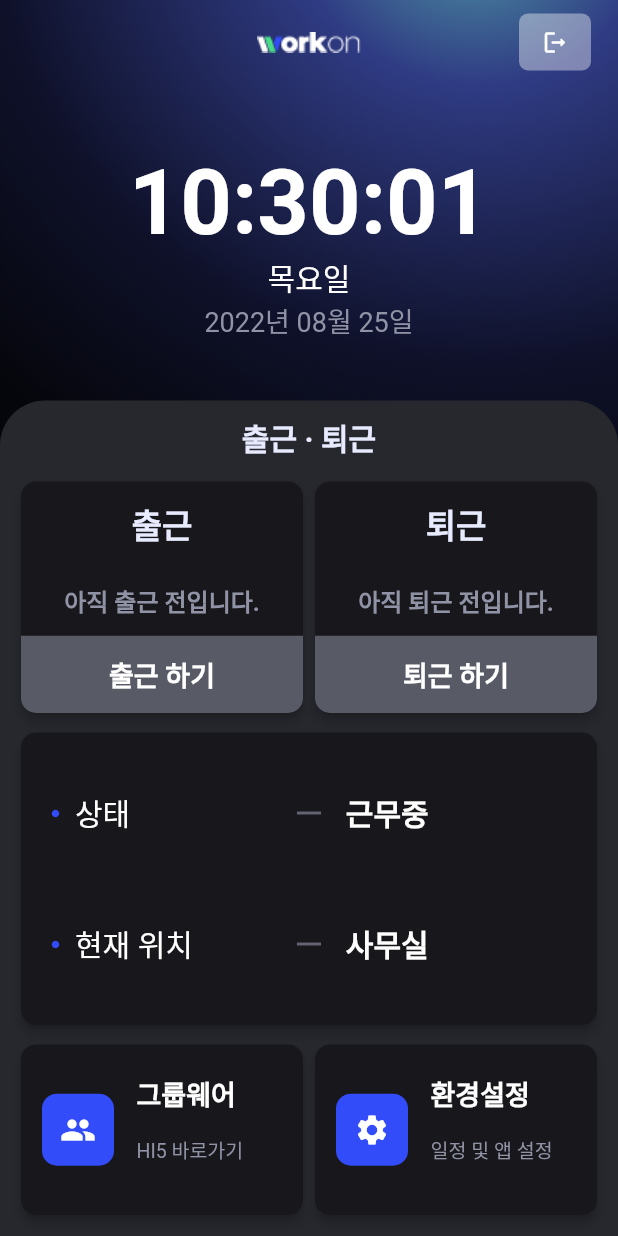
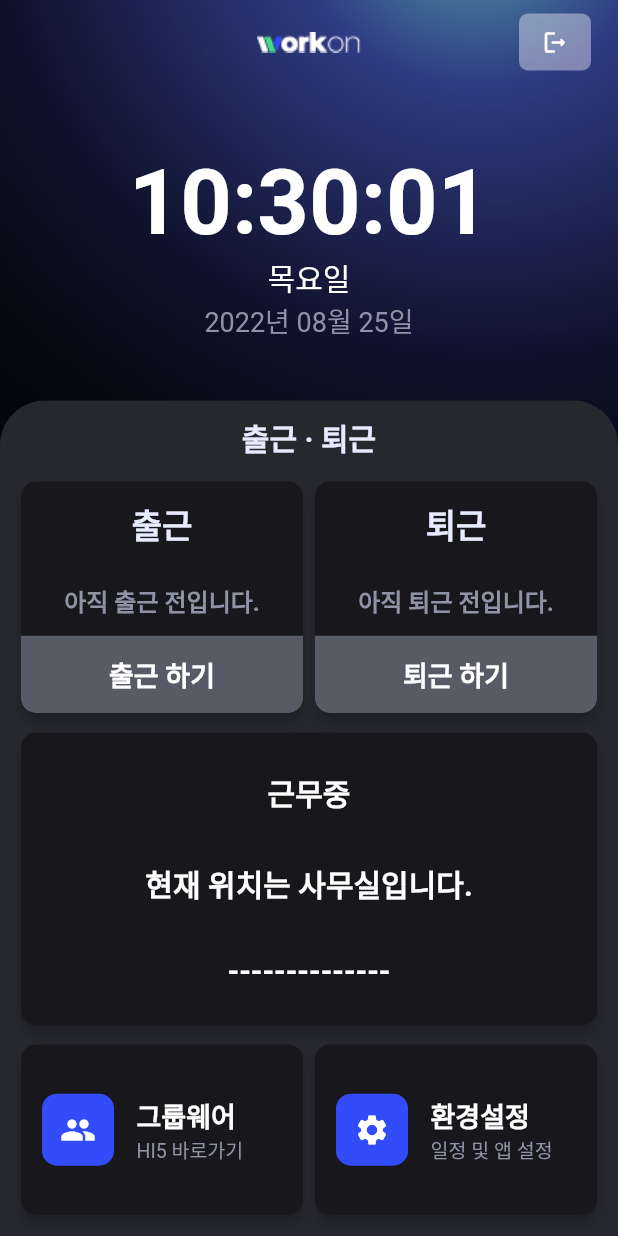
Before and after one commit to wooyoungkwak/flutter-teragate-V2, a Flutter app: the Dashboard screen opened directly, on a phone screen of 412 x 824 dp. Run offline on Flutter 3.47's test engine with Material 2 defaults, Android fonts, the light colour scheme and no system bars; our stand-ins replace connectivity_plus, flutter_local_notifications, flutter_secure_storage, fluttertoast, get, permission_handler and 1 more; missing offline and left inert: app_settings, beacons_plugin, bottom_picker, flutter_inappwebview, move_to_background, network_info_plus; accounts and stored records are empty.

Commit message:
State UI 수정 및 CardButton GestureDector 추가

```diff
--- a/lib/states/widgets/card_button.dart
+++ b/lib/states/widgets/card_button.dart
@@ -42,7 +42,13 @@ class _CardButtonState extends State<CardButton> {
 
   @override
   Widget build(BuildContext context) {
-    return CardSquare(
+    return GestureDetector(
+      onTap: () {
+        if (widget.function != null) {
+          widget.function!(context);
+        }
+      },
+      child: CardSquare(
         widget: Row(
           mainAxisAlignment: MainAxisAlignment.start,
           children: <Widget>[
@@ -61,21 +67,11 @@ class _CardButtonState extends State<CardButton> {
                     color: TeragateColors.white,
                   ),
                   if (isNotEmptySubtitle)
-                  TextButton(
-                    onPressed: () {
-                      if (widget.function != null) {
-                        widget.function!(context);
-                      }
-                    },
-                    style: TextButton.styleFrom(
-                      padding: const EdgeInsets.all(0.0),
-                    ),
-                    child: CustomText(
+                    CustomText(
                       text: widget.subtitle!,
                       size: 13,
                       weight: TeragateFontWeight.regular,
                       color: TeragateColors.grey,
-                    ),
                     ),
                 ],
               ),
@@ -109,6 +105,7 @@ class _CardButtonState extends State<CardButton> {
               )
           ],
         ),
+      ),
     );
   }
 }
--- a/lib/states/widgets/card_state.dart
+++ b/lib/states/widgets/card_state.dart
@@ -1,12 +1,12 @@
 import 'package:flutter/material.dart';
 
 import 'package:teragate/config/font-weights.dart';
-import 'package:teragate/config/colors.dart';
+// import 'package:teragate/config/colors.dart';
 
 import 'package:teragate/states/widgets/card_square.dart';
 import 'package:teragate/states/widgets/text.dart';
 // import 'package:teragate/states/widgets/network_state.dart';
-import 'package:teragate/config/env.dart';
+// import 'package:teragate/config/env.dart';
 
 class CardState extends StatelessWidget {
   String? locationState;
@@ -22,8 +22,9 @@ class CardState extends StatelessWidget {
           crossAxisAlignment: CrossAxisAlignment.center,
           mainAxisAlignment: MainAxisAlignment.spaceAround,
           children: [
-            _createPaddingByState(Env.CARD_STATE, "$locationState"),
-            _createPaddingByState(Env.CARD_STATE_LOCATION, "$location"),
+            _createHorizonnExpandedTextRow("$locationState"),
+            _createHorizonnExpandedTextRow("현재 위치는 $location입니다."),
+            _createHorizonnExpandedTextRow("--------------"),
           ],
         ),
       ),
@@ -31,52 +32,18 @@ class CardState extends StatelessWidget {
   }
 }
 
-Padding _createPaddingByState(String title, String state) {
-  return Padding(
-    padding: const EdgeInsets.all(10.0),
-    child: Row(
-      mainAxisAlignment: MainAxisAlignment.center,
-      children: <Widget>[
-        Expanded(
-          flex: 3,
-          child: Row(
-            children: [
-              Container(
-                margin: const EdgeInsets.only(right: 10.0),
-                child: const Icon(
-                  Icons.circle,
-                  color: Color.fromARGB(255, 49, 76, 248),
-                  size: 6,
-                ),
-              ),
-              SizedBox(
-                child: CustomText(
-                    text: title,
-                    size: 20,
-                    weight: TeragateFontWeight.regular,
-                    color: TeragateColors.white),
-              ),
-            ],
+Row _createHorizonnExpandedTextRow(String text) {
+  return Row(
+    children: [
+      Expanded(
+        child: Center(
+          child: CustomText(
+            text: text,
+            size: 20.0,
+            weight: TeragateFontWeight.bold,
           ),
         ),
-        const Expanded(
-          flex: 1,
-          child: SizedBox(
-            child: Icon(
-              Icons.horizontal_rule,
-              color: Color.fromARGB(255, 98, 100, 113),
-            ),
-          ),
-        ),
-        Expanded(
-          flex: 3,
-          child: CustomText(
-            text: state,
-            size: 20.0,
-            weight: TeragateFontWeight.extraBold,
-          ),
-        )
-      ],
-    ),
+      ),
+    ],
   );
 }
```
Lines whose indentation alone changed are shown as unchanged.
